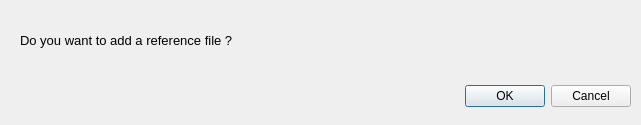
This is new_reference_DialogBox.ui in SyedHusaini/LOGault as Qt 5 draws it before an edit. The edited form follows.
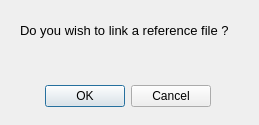
This is the edited form.

Commit message: labels working Shortcut added containers added partially this is it

```diff
--- a/new_reference_DialogBox.ui
+++ b/new_reference_DialogBox.ui
@@ -6,7 +6,7 @@
    <rect>
     <x>0</x>
     <y>0</y>
-    <width>641</width>
+    <width>259</width>
     <height>125</height>
    </rect>
   </property>
@@ -16,9 +16,9 @@
   <widget class="QDialogButtonBox" name="buttonBox">
    <property name="geometry">
     <rect>
-     <x>10</x>
+     <x>40</x>
      <y>80</y>
-     <width>621</width>
+     <width>171</width>
      <height>32</height>
     </rect>
    </property>
@@ -33,8 +33,8 @@
    <property name="geometry">
     <rect>
      <x>20</x>
-     <y>20</y>
-     <width>591</width>
+     <y>10</y>
+     <width>221</width>
      <height>41</height>
     </rect>
    </property>
@@ -44,7 +44,7 @@
     </font>
    </property>
    <property name="text">
-    <string>Do you want to add a reference file ?</string>
+    <string>Do you wish to link a reference file ?</string>
    </property>
   </widget>
  </widget>
```
The commit also changes 7 other files.
